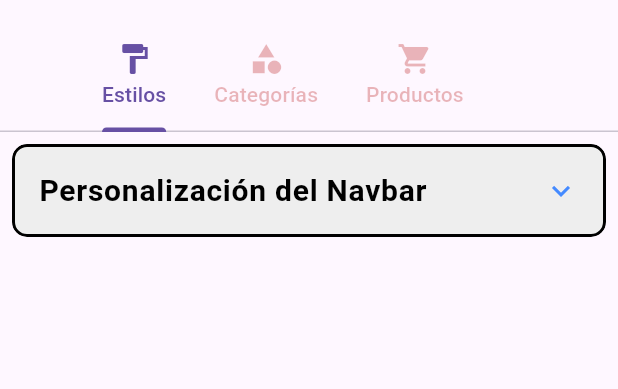
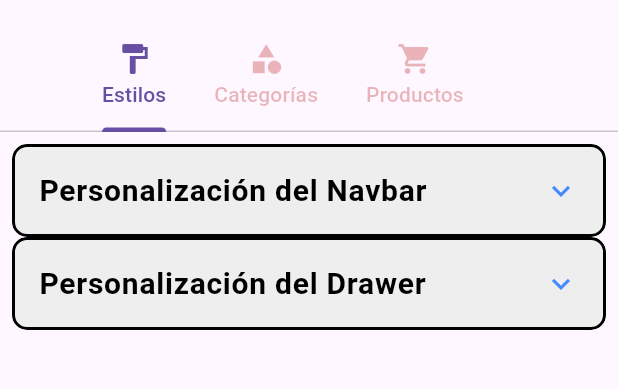
Before and after one commit to Mohasb/awsshop, a Flutter app: the AdminView screen opened directly, on a phone screen of 412 x 824 dp, the part 63-452 px from its top. Run offline on Flutter 3.47's test engine with Material 3 defaults, Android fonts, the phone set to English and light mode, and no system bars; our stand-ins replace carousel_slider, device_info_plus, flutter_colorpicker, video_player; network calls fail.

Commit message:
added drawer customización

```diff
--- a/lib/components/admin/customice_tab/customice_view.dart
+++ b/lib/components/admin/customice_tab/customice_view.dart
@@ -1,5 +1,6 @@
+import 'package:awsshop/components/admin/customice_tab/customization/drawer_customization.dart';
 import 'package:awsshop/components/admin/customice_tab/customize_state.dart';
-import 'package:awsshop/components/admin/customice_tab/nav_customization/nav_constumization.dart';
+import 'package:awsshop/components/admin/customice_tab/customization/nav_constumization.dart';
 import 'package:flutter/material.dart';
 import 'package:provider/provider.dart';
 
@@ -14,15 +15,20 @@ class CustomiceTabState extends State<CustomiceTab> {
   late TextEditingController textController;
   late TextEditingController fontSizeController;
 
+  // Nav
   Color? _textColor;
   Color? _backgroundColor;
   String? _text;
   double? _fontSize;
+  // Drawer
+  Color? _textColorDrawer;
+  Color? _backgroundColorDrawer;
 
   @override
   void initState() {
     super.initState();
     final appBarState = Provider.of<AppcustomizeState>(context, listen: false);
+    // Variables Nav
     textController = TextEditingController(text: appBarState.text);
     fontSizeController =
         TextEditingController(text: appBarState.fontSize.toString());
@@ -30,6 +36,11 @@ class CustomiceTabState extends State<CustomiceTab> {
     _backgroundColor = appBarState.backgroundColor;
     _text = appBarState.text;
     _fontSize = appBarState.fontSize;
+
+    // Variables Drawer
+
+    _backgroundColorDrawer = appBarState.backgroundColorDrawer;
+    _textColorDrawer = appBarState.textColorDrawer;
   }
 
   @override
@@ -39,7 +50,7 @@ class CustomiceTabState extends State<CustomiceTab> {
     super.dispose();
   }
 
-  void _saveChanges() {
+  void _saveChangesNav() {
     final appBarState = Provider.of<AppcustomizeState>(context, listen: false);
     if (_text != null) appBarState.updateNavText(_text!);
     if (_textColor != null) appBarState.updateNavTextColor(_textColor!);
@@ -47,6 +58,15 @@ class CustomiceTabState extends State<CustomiceTab> {
       appBarState.updateNavBackgroundColor(_backgroundColor!);
     }
     if (_fontSize != null) appBarState.updateNavFontSize(_fontSize!);
+    Navigator.of(context).pop();
+  }
+
+  void _saveChangesDrawer() {
+    final appBarState = Provider.of<AppcustomizeState>(context, listen: false);
+    if (_textColorDrawer != null) appBarState.updateDrawerTextColor(_textColorDrawer!);
+    if (_backgroundColorDrawer != null) {
+      appBarState.updateDrawerBackgroundColor(_backgroundColorDrawer!);
+    }
     Navigator.of(context).pop();
   }
 
@@ -109,7 +129,62 @@ class CustomiceTabState extends State<CustomiceTab> {
                           onTextColorChange: (color) => _textColor = color,
                           onBackgroundColorChange: (color) => _backgroundColor = color,
                           onFontSizeChange: (size) => _fontSize = size,
-                          onSave: _saveChanges,
+                          onSave: _saveChangesNav,
+                        ),
+                      ),
+                    ],
+                  ),
+                ),
+              ),
+            ),
+            ////////////////////////////////////////////////////////////////////////////////////
+            ClipRRect(
+              borderRadius: BorderRadius.circular(10),
+              child: Container(
+                decoration: BoxDecoration(
+                  color: Colors.grey[200], // Fondo del contenedor
+                  borderRadius: BorderRadius.circular(10),
+                  border: Border.all(color: Colors.black, width: 2),
+                  boxShadow: [
+                    BoxShadow(
+                      color: Colors.grey.withOpacity(0.5),
+                      spreadRadius: 2,
+                      blurRadius: 5,
+                      offset: const Offset(0, 3),
+                    ),
+                  ],
+                ),
+                child: Theme(
+                  data: Theme.of(context).copyWith(
+                    dividerColor: Colors.transparent,
+                  ),
+                  child: ExpansionTile(
+                    tilePadding: const EdgeInsets.symmetric(horizontal: 16.0),
+                    shape: RoundedRectangleBorder(
+                      borderRadius: BorderRadius.circular(10),
+                    ),
+                    title: const Text(
+                      'Personalización del Drawer',
+                      style: TextStyle(
+                        fontSize: 20,
+                        fontWeight: FontWeight.bold,
+                        color: Colors.black,
+                      ),
+                    ),
+                    initiallyExpanded: false,
+                    iconColor: Colors.blueAccent,
+                    collapsedIconColor: Colors.blueAccent,
+                    children: [
+                      Container(
+                        decoration: BoxDecoration(
+                          borderRadius: BorderRadius.circular(10),
+                        ),
+                        child: DrawerCustomization(
+                          onTextColorChange: (color) => _textColorDrawer = color,
+                          onBackgroundColorChange: (color) => _backgroundColorDrawer = color,
+                          backgroundColor: _backgroundColorDrawer!,
+                          textColor: _textColorDrawer!,
+                          onSave: _saveChangesDrawer,
                         ),
                       ),
                     ],
--- a/lib/components/admin/customice_tab/customize_state.dart
+++ b/lib/components/admin/customice_tab/customize_state.dart
@@ -1,11 +1,11 @@
 import 'package:flutter/material.dart';
 
 class AppcustomizeState extends ChangeNotifier {
+  // Nav
   Color _navTextColor = Colors.black;
   double  _navFontSize = 30;
   Color _navBackgroundColor = Colors.white;
   String _navText = 'Awsshop';
-
 
   Color get textColor => _navTextColor;
   double get fontSize => _navFontSize;
@@ -34,4 +34,24 @@ class AppcustomizeState extends ChangeNotifier {
     _navFontSize = fontsize;
     notifyListeners();
   }
+
+
+  // Drawer
+  Color _textColorDrawer = Colors.black;
+  Color _backgroundColorDrawer = Colors.red;
+
+  Color get textColorDrawer => _textColorDrawer;
+  Color get backgroundColorDrawer => _backgroundColorDrawer;
+
+
+  void updateDrawerTextColor(Color color) {
+    _textColorDrawer = color;
+    notifyListeners();
+  }
+
+  void updateDrawerBackgroundColor(Color color) {
+    _backgroundColorDrawer = color;
+    notifyListeners();
+  }
+
 }
--- a/lib/components/app_bar/drawer.dart
+++ b/lib/components/app_bar/drawer.dart
@@ -11,16 +11,16 @@ class FullScreenDrawer extends StatelessWidget {
 
     return Drawer(
       child: Container(
-        color: appBarState.backgroundColor,
+        color: appBarState.backgroundColorDrawer,
         child: Column(
           mainAxisAlignment: MainAxisAlignment.center,
           children: [
             Text(
-              'Full Screen Drawer',
+              'Drawer',
               style: TextStyle(
                 fontSize: 30,
                 fontWeight: FontWeight.bold,
-                color: appBarState.textColor,
+                color: appBarState.textColorDrawer,
               ),
             ),
             // Add more content here
```
Also changed, not shown: lib/components/admin/customice_tab/customization/drawer_customization.dart (added, +202 -0 lines), lib/components/admin/customice_tab/customization/nav_constumization.dart (renamed from lib/components/admin/customice_tab/nav_customization/nav_constumization.dart).
